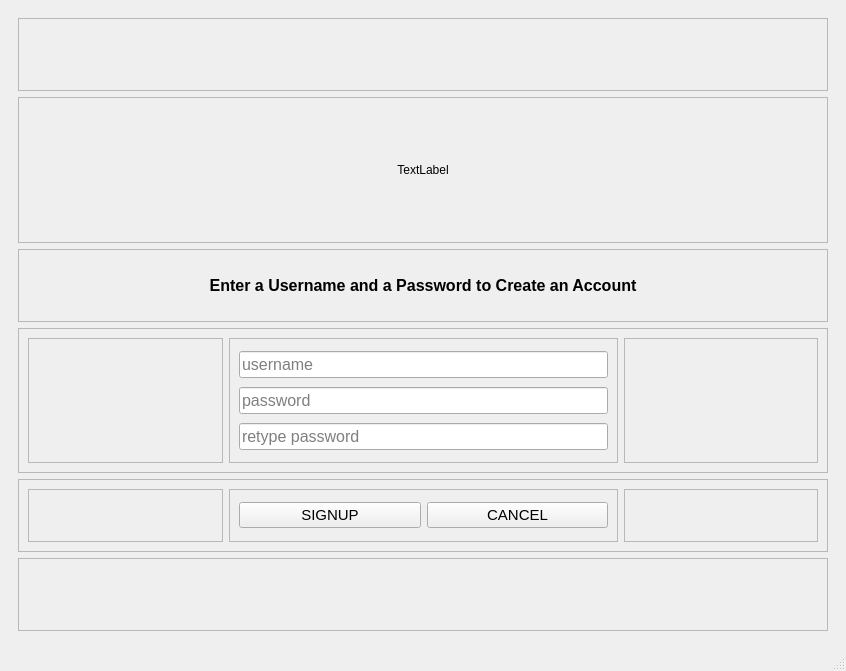
Before: the Qt Designer form QFireNotes/mainwindow.ui in HasiruNMP/CloudNote, drawn with Qt 5.
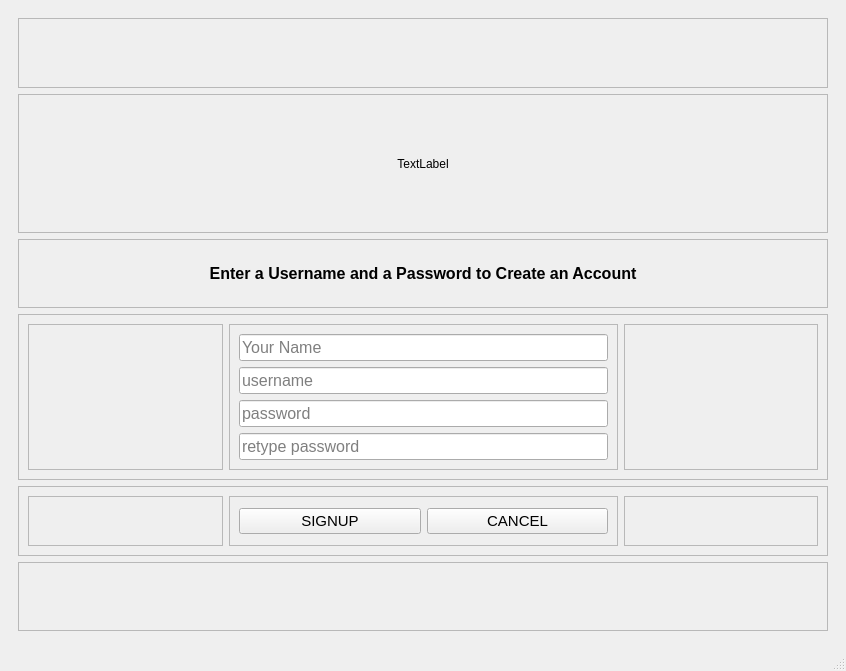
After: the same form once the commit is applied. The open tabs and pages were chosen to show the change.

Diff of the .ui file:
```diff
--- a/QFireNotes/mainwindow.ui
+++ b/QFireNotes/mainwindow.ui
@@ -500,6 +500,22 @@
                 <enum>QFrame::Raised</enum>
                </property>
                <layout class="QVBoxLayout" name="verticalLayout_10">
+                <item>
+                 <widget class="QLineEdit" name="lineSignupName">
+                  <property name="font">
+                   <font>
+                    <family>Segoe UI</family>
+                    <pointsize>12</pointsize>
+                   </font>
+                  </property>
+                  <property name="text">
+                   <string/>
+                  </property>
+                  <property name="placeholderText">
+                   <string>Your Name</string>
+                  </property>
+                 </widget>
+                </item>
                 <item>
                  <widget class="QLineEdit" name="lineSignupUN">
                   <property name="font">
@@ -521,6 +537,9 @@
                     <pointsize>12</pointsize>
                    </font>
                   </property>
+                  <property name="echoMode">
+                   <enum>QLineEdit::Password</enum>
+                  </property>
                   <property name="placeholderText">
                    <string>password</string>
                   </property>
@@ -534,6 +553,9 @@
                     <pointsize>12</pointsize>
                    </font>
                   </property>
+                  <property name="echoMode">
+                   <enum>QLineEdit::Password</enum>
+                  </property>
                   <property name="placeholderText">
                    <string>retype password</string>
                   </property>
```
Left out of the diff: 4 changed lines with no effect on the pictures.
